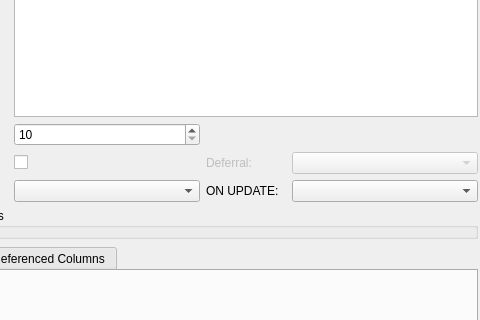
This is libpgmodeler_ui/ui/constraintwidget.ui in pgmodeler/pgmodeler as Qt 5 draws it before an edit; both pictures show x 94 to 574 and y 168 to 488 of the 574 by 649 pixel window. The edited form follows.
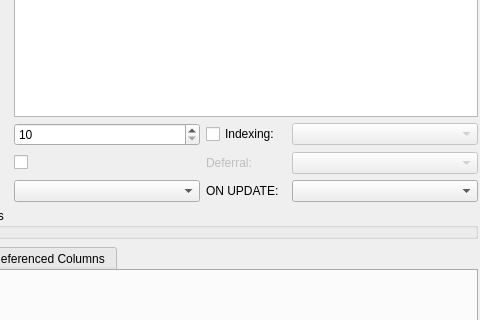
This is the edited form.

Commit message: Added indexing method to exclude constraint.

The edit to the form file:
```diff
--- a/libpgmodeler_ui/ui/constraintwidget.ui
+++ b/libpgmodeler_ui/ui/constraintwidget.ui
@@ -249,20 +249,20 @@
       <bool>false</bool>
      </property>
      <property name="sizePolicy">
-      <sizepolicy hsizetype="Preferred" vsizetype="Fixed">
+      <sizepolicy hsizetype="Fixed" vsizetype="Fixed">
        <horstretch>0</horstretch>
        <verstretch>0</verstretch>
       </sizepolicy>
      </property>
      <property name="minimumSize">
       <size>
-       <width>80</width>
+       <width>0</width>
        <height>0</height>
       </size>
      </property>
      <property name="maximumSize">
       <size>
-       <width>75</width>
+       <width>16777215</width>
        <height>16777215</height>
       </size>
      </property>
@@ -328,20 +328,20 @@
    <item row="7" column="2">
     <widget class="QLabel" name="on_update_lbl">
      <property name="sizePolicy">
-      <sizepolicy hsizetype="Preferred" vsizetype="Fixed">
+      <sizepolicy hsizetype="Fixed" vsizetype="Fixed">
        <horstretch>0</horstretch>
        <verstretch>0</verstretch>
       </sizepolicy>
      </property>
      <property name="minimumSize">
       <size>
-       <width>75</width>
+       <width>0</width>
        <height>0</height>
       </size>
      </property>
      <property name="maximumSize">
       <size>
-       <width>75</width>
+       <width>16777215</width>
        <height>16777215</height>
       </size>
      </property>
@@ -556,6 +556,32 @@
      </widget>
     </widget>
    </item>
+   <item row="5" column="2">
+    <widget class="QCheckBox" name="indexing_chk">
+     <property name="sizePolicy">
+      <sizepolicy hsizetype="Fixed" vsizetype="Fixed">
+       <horstretch>0</horstretch>
+       <verstretch>0</verstretch>
+      </sizepolicy>
+     </property>
+     <property name="text">
+      <string>Indexing:</string>
+     </property>
+    </widget>
+   </item>
+   <item row="5" column="3">
+    <widget class="QComboBox" name="indexing_cmb">
+     <property name="enabled">
+      <bool>false</bool>
+     </property>
+     <property name="sizePolicy">
+      <sizepolicy hsizetype="Preferred" vsizetype="Fixed">
+       <horstretch>0</horstretch>
+       <verstretch>0</verstretch>
+      </sizepolicy>
+     </property>
+    </widget>
+   </item>
   </layout>
  </widget>
  <tabstops>
```
The commit also changes 10 other files.
